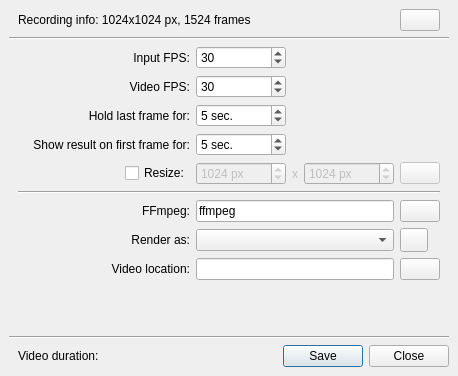
KDE/krita, file plugins/dockers/recorder/recorder_export.ui: the form before one commit.
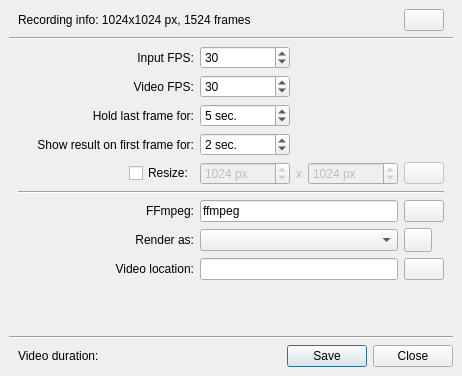
The form after the commit. Icons and pictures are not drawn.

Commit message: Change recorder first frame default to 2 seconds

The edit to the form file:
```diff
--- a/plugins/dockers/recorder/recorder_export.ui
+++ b/plugins/dockers/recorder/recorder_export.ui
@@ -10,7 +10,7 @@
    <rect>
     <x>0</x>
     <y>0</y>
-    <width>458</width>
+    <width>462</width>
     <height>376</height>
    </rect>
   </property>
@@ -640,7 +640,7 @@
               <number>120</number>
              </property>
              <property name="value">
-              <number>5</number>
+              <number>2</number>
              </property>
             </widget>
            </item>
```
The commit also changes 2 other files.
